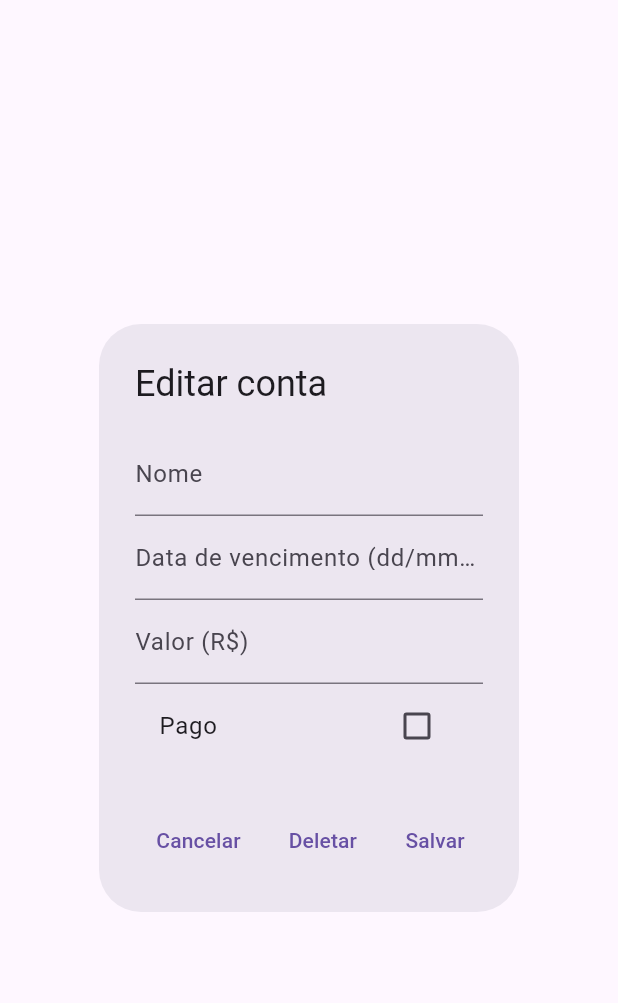
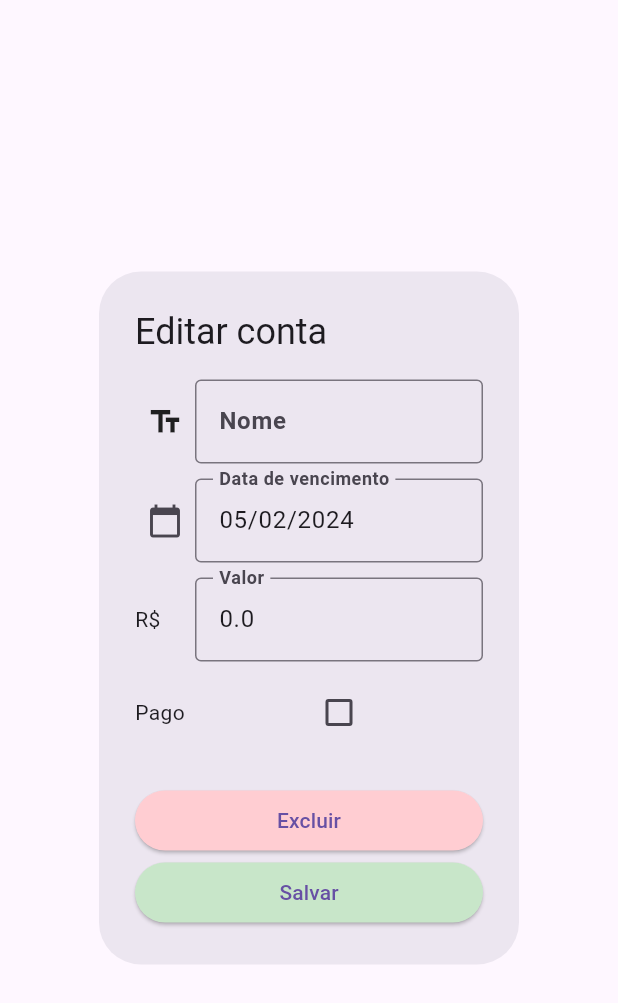
Before and after one commit to BrunowsUS/bill_manager_app, a Flutter app: the EditBillDialog widget shown alone on an empty page, opened directly with empty values, on a phone screen of 412 x 824 dp. Shown: the top 1003 px of the screen. Run offline on Flutter 3.47's test engine with Material 3 defaults, Android fonts, the phone set to English and light mode, and no system bars; our stand-ins replace google_fonts.

Commit message:
edit_bill_upgrade_appearence

```diff
--- a/lib/src/home/components/edit_bill_dialog.dart
+++ b/lib/src/home/components/edit_bill_dialog.dart
@@ -1,37 +1,66 @@
 import 'package:flutter/material.dart';
 import 'package:bill_manager_app/src/models/bill.dart';
 
-class EditBillDialog extends StatelessWidget {
-  final Bill bill;
+class EditBillDialog extends StatefulWidget {
   final GlobalKey<FormState> formKey;
   final TextEditingController nameController;
   final TextEditingController dueDateController;
   final TextEditingController amountController;
+  final VoidCallback onBillSaved;
   final VoidCallback onBillDeleted;
-  final VoidCallback onBillSaved;
+  final Bill bill;
 
   EditBillDialog({
-    required this.bill,
     required this.formKey,
     required this.nameController,
     required this.dueDateController,
     required this.amountController,
+    required this.onBillSaved,
     required this.onBillDeleted,
-    required this.onBillSaved,
+    required this.bill,
   });
 
   @override
+  _EditBillDialogState createState() => _EditBillDialogState();
+}
+
+class _EditBillDialogState extends State<EditBillDialog> {
+  bool isPaid = false;
+
+  @override
+  void initState() {
+    super.initState();
+    isPaid = widget.bill.isPaid;
+  }
+
+  @override
   Widget build(BuildContext context) {
+    widget.nameController.text = widget.bill.name;
+    widget.dueDateController.text =
+        "${widget.bill.dueDate.day.toString().padLeft(2, '0')}/${widget.bill.dueDate.month.toString().padLeft(2, '0')}/${widget.bill.dueDate.year.toString()}";
+    widget.amountController.text = widget.bill.amount.toString();
+
     return AlertDialog(
       title: const Text('Editar conta'),
       content: SingleChildScrollView(
         child: Form(
-          key: formKey,
+          key: widget.formKey,
           child: Column(
             children: <Widget>[
-              TextFormField(
-                controller: nameController,
-                decoration: const InputDecoration(labelText: 'Nome'),
+              Row(
+                children: <Widget>[
+                  Container(
+                    width: 40,
+                    child: const Icon(Icons.text_fields),
+                  ),
+                  Expanded(
+                    child: TextFormField(
+                      controller: widget.nameController,
+                      decoration: InputDecoration(
+                        labelText: 'Nome',
+                        labelStyle: TextStyle(fontWeight: FontWeight.bold),
+                        border: OutlineInputBorder(),
+                      ),
                       validator: (value) {
                         if (value == null || value.isEmpty) {
                           return 'Por favor, insira o nome da conta.';
@@ -39,11 +68,17 @@ class EditBillDialog extends StatelessWidget {
                         return null;
                       },
                     ),
-              TextFormField(
-                controller: dueDateController,
-                decoration: const InputDecoration(
-                    labelText: 'Data de vencimento (dd/mm/yyyy)'),
-                onTap: () async {
+                  ),
+                ],
+              ),
+              SizedBox(height: 10),
+              Row(
+                children: <Widget>[
+                  Container(
+                    width: 40,
+                    child: IconButton(
+                      icon: const Icon(Icons.calendar_today),
+                      onPressed: () async {
                         FocusScope.of(context).requestFocus(new FocusNode());
                         final DateTime? picked = await showDatePicker(
                           context: context,
@@ -52,21 +87,39 @@ class EditBillDialog extends StatelessWidget {
                           lastDate: DateTime(2100),
                         );
                         if (picked != null) {
-                    dueDateController.text =
+                          widget.dueDateController.text =
                               "${picked.day.toString().padLeft(2, '0')}/${picked.month.toString().padLeft(2, '0')}/${picked.year.toString()}";
                         }
                       },
-                validator: (value) {
-                  if (value == null || value.isEmpty) {
-                    return 'Por favor, insira a data de vencimento.';
-                  }
-                  return null;
-                },
                     ),
-              TextFormField(
-                controller: amountController,
-                decoration:
-                    const InputDecoration(labelText: 'Valor (R\$)'),
+                  ),
+                  Expanded(
+                    child: TextFormField(
+                      controller: widget.dueDateController,
+                      decoration: InputDecoration(
+                        labelText: 'Data de vencimento',
+                        labelStyle: TextStyle(fontWeight: FontWeight.bold),
+                        border: OutlineInputBorder(),
+                      ),
+                    ),
+                  ),
+                ],
+              ),
+              SizedBox(height: 10),
+              Row(
+                children: <Widget>[
+                  Container(
+                    width: 40,
+                    child: const Text('R\$'),
+                  ),
+                  Expanded(
+                    child: TextFormField(
+                      controller: widget.amountController,
+                      decoration: InputDecoration(
+                        labelText: 'Valor',
+                        labelStyle: TextStyle(fontWeight: FontWeight.bold),
+                        border: OutlineInputBorder(),
+                      ),
                       validator: (value) {
                         if (value == null || value.isEmpty) {
                           return 'Por favor, insira o valor.';
@@ -74,31 +127,55 @@ class EditBillDialog extends StatelessWidget {
                         return null;
                       },
                     ),
-              CheckboxListTile(
-                title: const Text('Pago'),
-                value: bill.isPaid,
+                  ),
+                ],
+              ),
+              SizedBox(height: 10),
+              Row(
+                children: <Widget>[
+                  Container(
+                    width: 40,
+                    child: const Text('Pago'),
+                  ),
+                  Expanded(
+                    child: Checkbox(
+                      value: isPaid,
                       onChanged: (bool? value) {
-                  bill.isPaid = value!;
+                        if (value != null) {
+                          setState(() {
+                            isPaid = value;
+                            widget.bill.isPaid = value;
+                          });
+                        }
                       },
+                    ),
+                  ),
+                ],
               ),
             ],
           ),
         ),
       ),
       actions: <Widget>[
-        TextButton(
-          child: const Text('Cancelar'),
-          onPressed: () {
-            Navigator.of(context).pop();
-          },
+        Container(
+          width: double.infinity,
+          child: ElevatedButton(
+            style: ElevatedButton.styleFrom(
+              primary: Colors.red.shade100,
             ),
-        TextButton(
-          child: const Text('Deletar'),
-          onPressed: onBillDeleted,
+            child: const Text('Excluir'),
+            onPressed: widget.onBillDeleted,
           ),
-        TextButton(
+        ),
+        Container(
+          width: double.infinity,
+          child: ElevatedButton(
+            style: ElevatedButton.styleFrom(
+              backgroundColor: Colors.green.shade100,
+            ),
             child: const Text('Salvar'),
-          onPressed: onBillSaved,
+            onPressed: widget.onBillSaved,
+          ),
         ),
       ],
     );
```
Also changed, not shown: lib/src/home/components/add_bill_dialog.dart (+72 -18 lines). Lines whose indentation alone changed are shown as unchanged.
